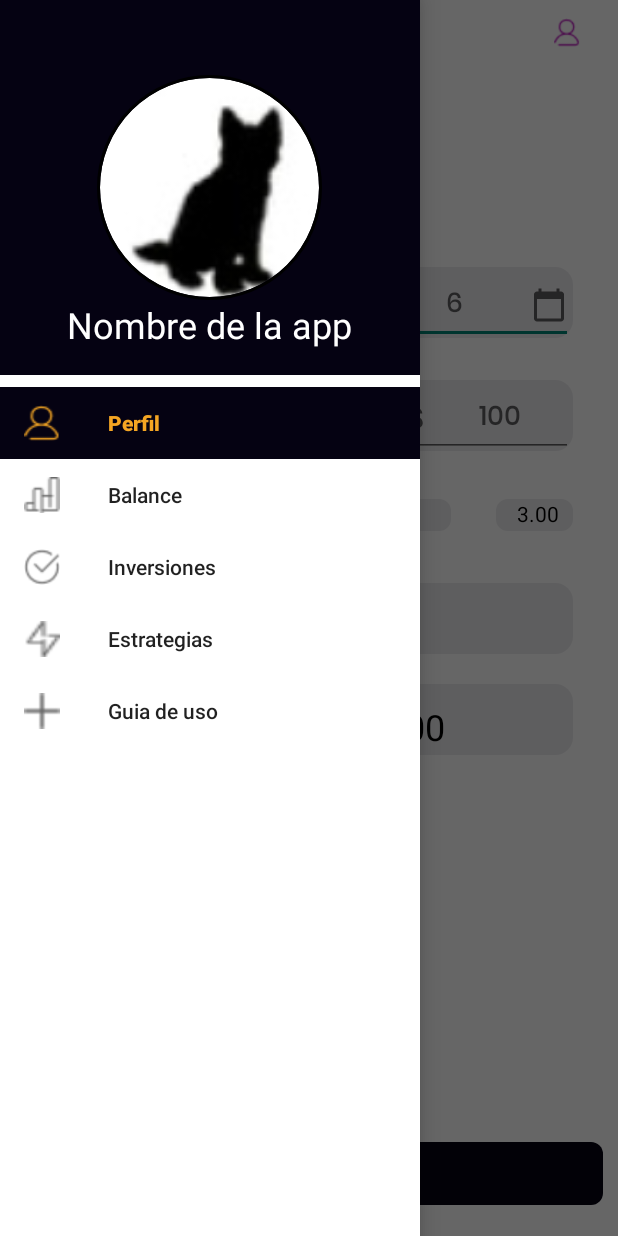
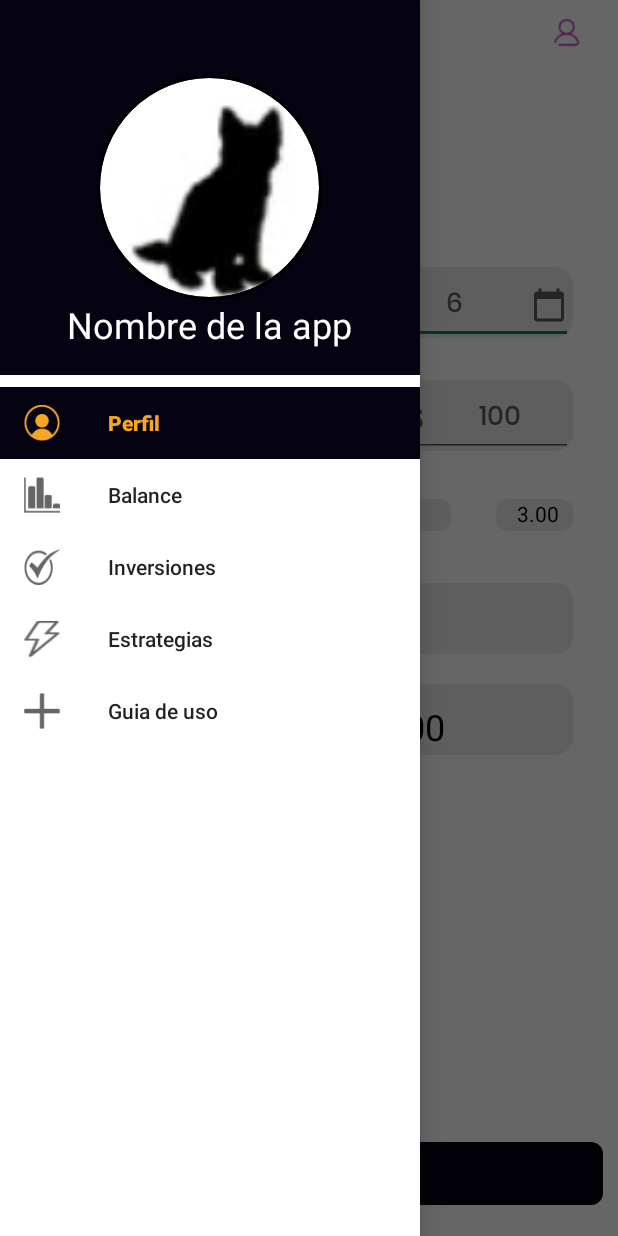
Before and after one commit to Leonardo-Colli/Projectwolf3, an Android app: the NewSaving screen opened directly, with no data from a screen before it, with the side drawer open, on a phone screen of 412 x 824 dp. Run offline under Robolectric (Android 15) with nearby library versions, the phone set to English and light mode, and no system bars; our stand-ins replace CircleImageView, Firebase (no records; nobody signed in at launch, a user with empty details on screens opened directly); libraries missing offline, so code that uses them is left out: com.getbase.floatingactionbutton; plain views replace FloatingActionButton; 2 statements that could not run were skipped.

Commit message:
Diseño Iconos
Cambio iconos menu

```diff
--- /dev/null
+++ b/app/src/main/res/drawable-v24/rectangle_23_ek1_shape.xml
@@ -0,0 +1,7 @@
+<?xml version="1.0" encoding="utf-8"?>
+<!-- rectangle_23_ek1 from your XD file. -->
+<shape xmlns:android="http://schemas.android.com/apk/res/android"
+	android:shape="rectangle" >
+	<corners android:radius="12dp" />
+	<solid android:color="@color/rectangle_23_color" />
+</shape>
--- a/app/src/main/res/menu/main_menu.xml
+++ b/app/src/main/res/menu/main_menu.xml
@@ -4,24 +4,24 @@
         <item
             android:id="@+id/nav_perfil"
             android:title="Perfil"
-            android:icon="@drawable/perfil"
+            android:icon="@drawable/ic_perfil2"
             />
         <item
             android:id="@+id/nav_balance"
             android:title="Balance"
-            android:icon="@drawable/balance"/>
+            android:icon="@drawable/ic_grafica"/>
         <item
             android:id="@+id/nav_inversiones"
             android:title="Inversiones"
-            android:icon="@drawable/inversiones"/>
+            android:icon="@drawable/ic_inversionescheck"/>
 
         <item
             android:id="@+id/nav_estrategias"
             android:title="Estrategias"
-            android:icon="@drawable/estrategias"/>
+            android:icon="@drawable/ic_estrategias"/>
         <item
             android:id="@+id/nav_guiadeuso"
             android:title="Guia de uso"
-            android:icon="@drawable/guiadeuso"/>
+            android:icon="@drawable/ic_mas"/>
     </group>
 </menu>
```
Also changed, not shown: app/src/main/res/layout/activity_edit_profile.xml (+15 -15 lines), app/src/main/res/layout/activity_user_profile.xml (+35 -34 lines), app/src/main/res/drawable-v24/ic_estrategias.png (added), app/src/main/res/drawable-v24/ic_grafica.png (added), app/src/main/res/drawable-v24/ic_inversionescheck.png (added), app/src/main/res/drawable-v24/ic_mas.png (added), app/src/main/res/drawable-v24/ic_perfil2.png (added).
